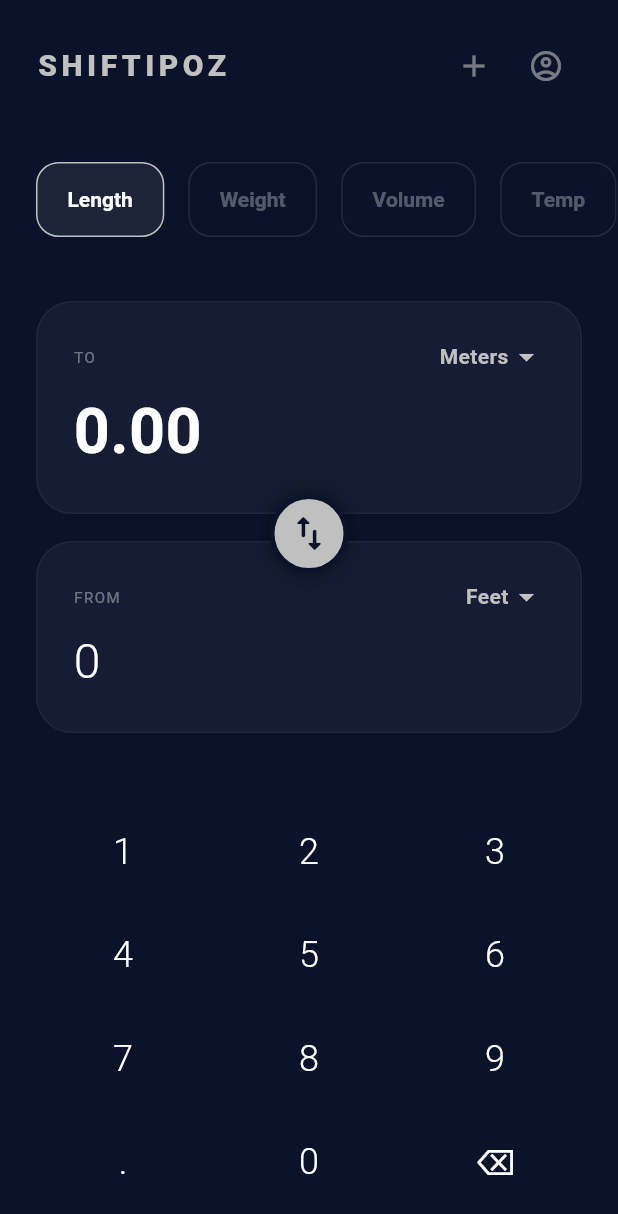
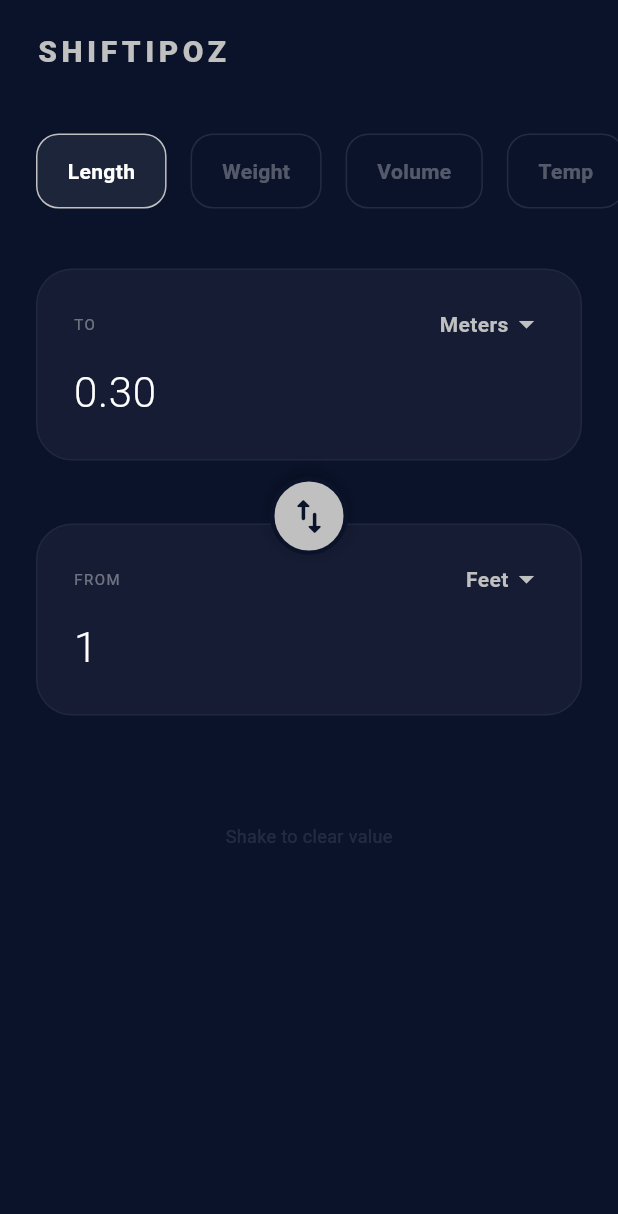
Before and after one commit to huzaifak08/Shiftipoz, a Flutter app: the HomeView screen opened directly, after a tap on the "swap vert" icon, on a phone screen of 412 x 824 dp. Shown: the top 1214 px of the screen. Run offline on Flutter 3.47's test engine with Material 3 defaults, Android fonts, the phone set to English and light mode, and no system bars; our stand-ins replace cloud_firestore, firebase_auth, firebase_core, firebase_storage, flutter_riverpod, flutter_svg and 3 more; missing offline and left inert: flutter_geo_hash, shake_detector; accounts and stored records are empty; generated files the repository leaves out were written again; Roboto replaces fonts that are missing (Plus Jakarta Sans); project files that could hold a hidden picture were left out.

Commit message:
bottom bar with home view fix

```diff
--- /dev/null
+++ b/lib/providers/navigation_provider/navigation_provider.dart
@@ -0,0 +1,3 @@
+import 'package:flutter_riverpod/legacy.dart';
+
+final navigationIndexProvider = StateProvider<int>((ref) => 1);
--- a/lib/views/home_view.dart
+++ b/lib/views/home_view.dart
@@ -2,10 +2,6 @@ import 'package:flutter/material.dart';
 import 'package:flutter/services.dart';
 import 'package:flutter_riverpod/flutter_riverpod.dart';
 import 'package:shake_detector/shake_detector.dart';
-import 'package:shiftipoz/providers/auth_provider/auth_provider.dart';
-import 'package:shiftipoz/views/auth/sign_in_view.dart';
-import 'package:shiftipoz/views/products_view/products_view.dart';
-import 'package:shiftipoz/views/profile_view.dart';
 
 class HomeView extends ConsumerStatefulWidget {
   const HomeView({super.key});
@@ -15,22 +11,21 @@ class HomeView extends ConsumerStatefulWidget {
 }
 
 class _HomeViewState extends ConsumerState<HomeView> {
-  String _input = "0";
-  String _output = "0.00";
-
-  String _selectedCategory = "Length";
+  // Logic & State
   String _fromUnit = "Meters";
   String _toUnit = "Feet";
-
+  String _selectedCategory = "Length";
   bool _isSwapped = false;
 
+  // Controllers & Focus
   late ShakeDetector _detector;
+  late ScrollController _categoryScrollController;
+  late TextEditingController _fromController;
+  late TextEditingController _toController;
+  late FocusNode _fromFocusNode;
+  late FocusNode _toFocusNode;
 
-  // Horizontal category controller
-  late final ScrollController _categoryScrollController;
-
-  // ---------------- DATA ----------------
-
+  // Data
   final Map<String, Map<String, double>> _unitData = {
     'Length': {
       'Meters': 1.0,
@@ -50,119 +45,107 @@ class _HomeViewState extends ConsumerState<HomeView> {
   };
 
   final List<String> _categories = ['Length', 'Weight', 'Volume', 'Temp'];
-
-  // Approx chip widths to make auto-centering feel right.
-  // (Since labels have varying width)
   final List<double> _chipWidths = [110, 110, 110, 100];
-
-  // ---------------- LIFECYCLE ----------------
 
   @override
   void initState() {
     super.initState();
-
     _categoryScrollController = ScrollController();
 
+    // Initialize Controllers with default values
+    _fromController = TextEditingController(text: "1");
+    _toController = TextEditingController(text: "3.28");
+
+    _fromFocusNode = FocusNode();
+    _toFocusNode = FocusNode();
+
+    // Listeners for Bi-Directional Input
+    _fromController.addListener(_onFromChanged);
+    _toController.addListener(_onToChanged);
+
+    // Shake to clear
     _detector = ShakeDetector.autoStart(
       onShake: () {
-        setState(() {
-          _input = "0";
-          _calculate();
-        });
-
-        if (!mounted) return;
-
-        ScaffoldMessenger.of(context).showSnackBar(
-          const SnackBar(
-            content: Text("Cleared by shake!"),
-            duration: Duration(seconds: 1),
-            behavior: SnackBarBehavior.floating,
-            backgroundColor: Color(0xFF1C2541),
-          ),
+        _fromController.text = "0";
+        HapticFeedback.mediumImpact();
+      },
     );
-      },
-      shakeThresholdGravity: 2.7,
-    );
-
-    WidgetsBinding.instance.addPostFrameCallback((_) {
-      _animateCategoryToSelection();
-    });
   }
 
   @override
   void dispose() {
     _detector.stopListening();
     _categoryScrollController.dispose();
+    _fromController.dispose();
+    _toController.dispose();
+    _fromFocusNode.dispose();
+    _toFocusNode.dispose();
     super.dispose();
   }
 
-  // ---------------- LOGIC ----------------
+  // ---------------- BI-DIRECTIONAL LOGIC ----------------
 
-  void _onKeyPress(String value) {
-    setState(() {
-      if (value == '⌫') {
-        _input = _input.length > 1
-            ? _input.substring(0, _input.length - 1)
-            : "0";
-      } else if (value == '.') {
-        if (!_input.contains('.')) {
-          _input += '.';
-        }
-      } else {
-        _input = _input == "0" ? value : _input + value;
+  void _onFromChanged() {
+    if (!_fromFocusNode.hasFocus)
+      return; // Only process if the user is typing here
+    _performCalculation(isForward: true);
   }
 
-      _calculate();
-    });
+  void _onToChanged() {
+    if (!_toFocusNode.hasFocus)
+      return; // Only process if the user is typing here
+    _performCalculation(isForward: false);
   }
 
-  void _calculate() {
-    final inputVal = double.tryParse(_input) ?? 0;
+  void _performCalculation({required bool isForward}) {
+    final String sourceText = isForward
+        ? _fromController.text
+        : _toController.text;
+    final double inputVal = double.tryParse(sourceText) ?? 0;
+
+    final String from = isForward ? _fromUnit : _toUnit;
+    final String to = isForward ? _toUnit : _fromUnit;
+
     double result;
-
     if (_selectedCategory == 'Temp') {
-      result = _convertTemperature(inputVal, _fromUnit, _toUnit);
+      result = _convertTemperature(inputVal, from, to);
     } else {
-      final baseValue = inputVal / _unitData[_selectedCategory]![_fromUnit]!;
-      result = baseValue * _unitData[_selectedCategory]![_toUnit]!;
+      final baseValue = inputVal / _unitData[_selectedCategory]![from]!;
+      result = baseValue * _unitData[_selectedCategory]![to]!;
     }
 
-    _output = result.toStringAsFixed(2);
+    // Update the other controller WITHOUT triggering its listener infinitely
+    final targetController = isForward ? _toController : _fromController;
+    final formattedResult = result.toStringAsFixed(
+      result.truncateToDouble() == result ? 0 : 2,
+    );
+
+    if (targetController.text != formattedResult) {
+      targetController.text = formattedResult;
+    }
   }
 
   double _convertTemperature(double val, String from, String to) {
     if (from == to) return val;
-
-    double celsius;
-
-    if (from == 'Fahrenheit') {
-      celsius = (val - 32) * 5 / 9;
-    } else if (from == 'Kelvin') {
-      celsius = val - 273.15;
-    } else {
-      celsius = val;
-    }
-
-    if (to == 'Fahrenheit') {
-      return (celsius * 9 / 5) + 32;
-    }
-
-    if (to == 'Kelvin') {
-      return celsius + 273.15;
-    }
-
+    double celsius = from == 'Fahrenheit'
+        ? (val - 32) * 5 / 9
+        : from == 'Kelvin'
+        ? val - 273.15
+        : val;
+    if (to == 'Fahrenheit') return (celsius * 9 / 5) + 32;
+    if (to == 'Kelvin') return celsius + 273.15;
     return celsius;
   }
 
   void _handleSwap() {
     setState(() {
       _isSwapped = !_isSwapped;
+      final tempUnit = _fromUnit;
+      _fromUnit = _toUnit;
+      _toUnit = tempUnit;
 
-      final temp = _fromUnit;
-      _fromUnit = _toUnit;
-      _toUnit = temp;
-
-      _calculate();
+      // Keep the current "From" value and recalculate "To"
+      _performCalculation(isForward: true);
     });
   }
 
@@ -171,46 +154,19 @@ class _HomeViewState extends ConsumerState<HomeView> {
       _selectedCategory = category;
       _fromUnit = _unitData[_selectedCategory]!.keys.first;
       _toUnit = _unitData[_selectedCategory]!.keys.elementAt(1);
-      _calculate();
+      _performCalculation(isForward: true);
     });
-
     _animateCategoryToSelection();
   }
 
-  // ---- FIXED TAB AUTO SCROLL / ANIMATION ----
-  // Length/Weight => animates left
-  // Volume/Temp => animates right
   void _animateCategoryToSelection() {
     if (!_categoryScrollController.hasClients) return;
-
     final index = _categories.indexOf(_selectedCategory);
-
-    double targetOffset = 0;
-
-    if (index <= 1) {
-      // Left side categories
-      targetOffset = 0;
-    } else {
-      // Right side categories
-      final totalBefore = _chipWidths
-          .take(index)
-          .fold<double>(0, (a, b) => a + b);
-
-      targetOffset = totalBefore - 80;
-    }
-
-    final maxScroll = _categoryScrollController.position.maxScrollExtent;
-
-    if (targetOffset > maxScroll) {
-      targetOffset = maxScroll;
-    }
-
-    if (targetOffset < 0) {
-      targetOffset = 0;
-    }
-
+    double targetOffset = index <= 1
+        ? 0
+        : _chipWidths.take(index).fold<double>(0, (a, b) => a + b) - 80;
     _categoryScrollController.animateTo(
-      targetOffset,
+      targetOffset.clamp(0, _categoryScrollController.position.maxScrollExtent),
       duration: const Duration(milliseconds: 500),
       curve: Curves.easeInOutCubic,
     );
@@ -220,37 +176,25 @@ class _HomeViewState extends ConsumerState<HomeView> {
     showModalBottomSheet(
       context: context,
       backgroundColor: const Color(0xFF1C2541),
-      shape: const RoundedRectangleBorder(
-        borderRadius: BorderRadius.vertical(top: Radius.circular(24)),
-      ),
       builder: (context) {
         final units = _unitData[_selectedCategory]!.keys.toList();
-
-        return Padding(
-          padding: const EdgeInsets.symmetric(vertical: 20),
-          child: ListView.builder(
+        return ListView.builder(
           shrinkWrap: true,
           itemCount: units.length,
-            itemBuilder: (context, index) {
-              return ListTile(
+          itemBuilder: (context, index) => ListTile(
             title: Text(
               units[index],
               style: const TextStyle(color: Colors.white),
             ),
             onTap: () {
               setState(() {
-                    if (isFrom) {
+                if (isFrom)
                   _fromUnit = units[index];
-                    } else {
+                else
                   _toUnit = units[index];
-                    }
-
-                    _calculate();
+                _performCalculation(isForward: true);
               });
-
               Navigator.pop(context);
-                },
-              );
             },
           ),
         );
@@ -258,189 +202,95 @@ class _HomeViewState extends ConsumerState<HomeView> {
     );
   }
 
-  // ---------------- UI ----------------
+  // ---------------- UI COMPONENTS ----------------
 
   @override
   Widget build(BuildContext context) {
-    final screenHeight = MediaQuery.of(context).size.height;
-    final viewPadding = MediaQuery.of(context).padding;
-
     return Scaffold(
       backgroundColor: const Color(0xFF0B132B),
       body: SafeArea(
         child: SingleChildScrollView(
-          child: Container(
-            constraints: BoxConstraints(
-              minHeight: screenHeight - viewPadding.top - viewPadding.bottom,
-            ),
           child: Column(
-              mainAxisAlignment: MainAxisAlignment.spaceBetween,
             children: [
-                Column(children: [_buildHeader(), _buildCategorySelector()]),
-
+              _buildHeader(),
+              _buildCategorySelector(),
+              const SizedBox(height: 20),
               SizedBox(
-                  height: 310,
+                height: 330,
                 child: Stack(
                   clipBehavior: Clip.none,
                   children: [
                     AnimatedPositioned(
                       duration: const Duration(milliseconds: 500),
                       curve: Curves.easeInOutCubic,
-                        top: _isSwapped ? 160 : 0,
+                      top: _isSwapped ? 170 : 0,
                       left: 24,
                       right: 24,
-                        child: _buildUnitCard("From", _fromUnit, _input, true),
+                      child: _buildUnitCard(
+                        "From",
+                        _fromUnit,
+                        _fromController,
+                        _fromFocusNode,
+                        true,
                       ),
-
+                    ),
                     AnimatedPositioned(
                       duration: const Duration(milliseconds: 500),
                       curve: Curves.easeInOutCubic,
-                        top: _isSwapped ? 0 : 160,
+                      top: _isSwapped ? 0 : 170,
                       left: 24,
                       right: 24,
-                        child: _buildUnitCard("To", _toUnit, _output, false),
+                      child: _buildUnitCard(
+                        "To",
+                        _toUnit,
+                        _toController,
+                        _toFocusNode,
+                        false,
                       ),
-
+                    ),
                     Center(child: _buildSwapButton()),
                   ],
                 ),
               ),
-
-                _buildNumericKeypad(),
+              const Padding(
+                padding: EdgeInsets.only(top: 40),
+                child: Text(
+                  "Shake to clear value",
+                  style: TextStyle(color: Colors.white10, fontSize: 12),
+                ),
+              ),
             ],
-            ),
           ),
         ),
       ),
     );
   }
 
-  Widget _buildHeader() {
-    return Padding(
-      padding: const EdgeInsets.symmetric(horizontal: 24, vertical: 20),
-      child: Row(
-        mainAxisAlignment: MainAxisAlignment.spaceBetween,
-        children: [
-          const Text(
-            'SHIFTIPOZ',
-            style: TextStyle(
-              color: Color(0xFFC0C0C0),
-              fontSize: 20,
-              fontWeight: FontWeight.w900,
-              letterSpacing: 3,
-            ),
-          ),
-
-          Row(
-            children: [
-              IconButton(
-                onPressed: () {
-                  Navigator.push(
-                    context,
-                    MaterialPageRoute(builder: (context) => ProductsView()),
-                  );
-                },
-                icon: Icon(
-                  Icons.add,
-                  color: const Color(0xFFC0C0C0).withValues(alpha: 0.6),
-                ),
-              ),
-
-              IconButton(
-                onPressed: () {
-                  Navigator.push(
-                    context,
-                    MaterialPageRoute(
-                      builder: (context) =>
-                          ref.watch(authControllerProvider).value != null
-                          ? ProfileView()
-                          : SignInView(),
-                    ),
-                  );
-                },
-                icon: Icon(
-                  ref.watch(authControllerProvider).value != null
-                      ? Icons.logout_outlined
-                      : Icons.account_circle_outlined,
-                  color: const Color(0xFFC0C0C0).withValues(alpha: 0.6),
-                ),
-              ),
-            ],
-          ),
-        ],
-      ),
-    );
-  }
-
-  Widget _buildCategorySelector() {
-    return SizedBox(
-      height: 90,
-      child: ListView.builder(
-        controller: _categoryScrollController,
-        scrollDirection: Axis.horizontal,
-        physics: const BouncingScrollPhysics(),
-        padding: const EdgeInsets.symmetric(horizontal: 16),
-        itemCount: _categories.length,
-        itemBuilder: (context, index) {
-          final category = _categories[index];
-          final isActive = _selectedCategory == category;
-
+  Widget _buildUnitCard(
+    String label,
+    String unit,
+    TextEditingController controller,
+    FocusNode focusNode,
+    bool isOriginalTop,
+  ) {
+    return ListenableBuilder(
+      listenable: focusNode,
+      builder: (context, child) {
+        final bool isActive = focusNode.hasFocus;
         return GestureDetector(
-            onTap: () => _onCategorySelected(category),
+          onTap: () => focusNode.requestFocus(),
           child: AnimatedContainer(
             duration: const Duration(milliseconds: 300),
-              curve: Curves.easeOut,
-              margin: const EdgeInsets.symmetric(horizontal: 8, vertical: 20),
-              padding: const EdgeInsets.symmetric(horizontal: 20, vertical: 10),
-              decoration: BoxDecoration(
-                color: isActive
-                    ? const Color(0xFFC0C0C0).withValues(alpha: 0.1)
-                    : Colors.transparent,
-                borderRadius: BorderRadius.circular(15),
-                border: Border.all(
-                  color: isActive ? const Color(0xFFC0C0C0) : Colors.white10,
-                ),
-              ),
-              child: Center(
-                child: AnimatedDefaultTextStyle(
-                  duration: const Duration(milliseconds: 250),
-                  style: TextStyle(
-                    color: isActive ? Colors.white : Colors.white30,
-                    fontWeight: FontWeight.bold,
-                  ),
-                  child: Text(category),
-                ),
-              ),
-            ),
-          );
-        },
-      ),
-    );
-  }
-
-  Widget _buildUnitCard(String label, String unit, String value, bool isInput) {
-    return GestureDetector(
-      onLongPress: !isInput
-          ? () async {
-              await Clipboard.setData(ClipboardData(text: value));
-
-              if (!mounted) return;
-
-              ScaffoldMessenger.of(context).showSnackBar(
-                const SnackBar(
-                  content: Text("Result copied!"),
-                  behavior: SnackBarBehavior.floating,
-                ),
-              );
-            }
-          : null,
-      child: Container(
-        width: double.infinity,
             padding: const EdgeInsets.all(24),
             decoration: BoxDecoration(
-          color: Colors.white.withValues(alpha: 0.04),
+              color: Colors.white.withOpacity(isActive ? 0.08 : 0.04),
               borderRadius: BorderRadius.circular(24),
-          border: Border.all(color: Colors.white.withValues(alpha: 0.05)),
+              border: Border.all(
+                color: isActive
+                    ? const Color(0xFFC0C0C0).withOpacity(0.5)
+                    : Colors.white.withOpacity(0.05),
+                width: isActive ? 1.5 : 1,
+              ),
             ),
             child: Column(
               crossAxisAlignment: CrossAxisAlignment.start,
@@ -457,7 +307,7 @@ class _HomeViewState extends ConsumerState<HomeView> {
                       ),
                     ),
                     GestureDetector(
-                  onTap: () => _showUnitPicker(isInput),
+                      onTap: () => _showUnitPicker(isOriginalTop),
                       child: Row(
                         children: [
                           Text(
@@ -477,20 +327,93 @@ class _HomeViewState extends ConsumerState<HomeView> {
                     ),
                   ],
                 ),
-            const SizedBox(height: 8),
-            FittedBox(
-              fit: BoxFit.scaleDown,
-              child: Text(
-                value,
+                const SizedBox(height: 12),
+                TextField(
+                  controller: controller,
+                  focusNode: focusNode,
+                  keyboardType: const TextInputType.numberWithOptions(
+                    decimal: true,
+                  ),
+                  inputFormatters: [
+                    FilteringTextInputFormatter.allow(RegExp(r'^\d*\.?\d*')),
+                  ],
+                  cursorColor: const Color(0xFFC0C0C0),
                   style: TextStyle(
                     color: Colors.white,
-                  fontSize: isInput ? 32 : 42,
-                  fontWeight: isInput ? FontWeight.w300 : FontWeight.bold,
+                    fontSize: isActive ? 32 : 28,
+                    fontWeight: isActive ? FontWeight.bold : FontWeight.w300,
                   ),
+                  decoration: const InputDecoration(
+                    border: InputBorder.none,
+                    isDense: true,
+                    contentPadding: EdgeInsets.zero,
                   ),
                 ),
               ],
             ),
+          ),
+        );
+      },
+    );
+  }
+
+  Widget _buildHeader() {
+    return const Padding(
+      padding: EdgeInsets.symmetric(horizontal: 24, vertical: 20),
+      child: Row(
+        children: [
+          Text(
+            'SHIFTIPOZ',
+            style: TextStyle(
+              color: Color(0xFFC0C0C0),
+              fontSize: 20,
+              fontWeight: FontWeight.w900,
+              letterSpacing: 3,
+            ),
+          ),
+        ],
+      ),
+    );
+  }
+
+  Widget _buildCategorySelector() {
+    return SizedBox(
+      height: 90,
+      child: ListView.builder(
+        controller: _categoryScrollController,
+        scrollDirection: Axis.horizontal,
+        padding: const EdgeInsets.symmetric(horizontal: 16),
+        itemCount: _categories.length,
+        itemBuilder: (context, index) {
+          final category = _categories[index];
+          final isActive = _selectedCategory == category;
+          return GestureDetector(
+            onTap: () => _onCategorySelected(category),
+            child: AnimatedContainer(
+              duration: const Duration(milliseconds: 300),
+              margin: const EdgeInsets.symmetric(horizontal: 8, vertical: 20),
+              padding: const EdgeInsets.symmetric(horizontal: 20, vertical: 10),
+              decoration: BoxDecoration(
+                color: isActive
+                    ? const Color(0xFFC0C0C0).withOpacity(0.1)
+                    : Colors.transparent,
+                borderRadius: BorderRadius.circular(15),
+                border: Border.all(
+                  color: isActive ? const Color(0xFFC0C0C0) : Colors.white10,
+                ),
+              ),
+              child: Center(
+                child: Text(
+                  category,
+                  style: TextStyle(
+                    color: isActive ? Colors.white : Colors.white30,
+                    fontWeight: FontWeight.bold,
+                  ),
+                ),
+              ),
+            ),
+          );
+        },
       ),
     );
   }
@@ -510,9 +433,9 @@ class _HomeViewState extends ConsumerState<HomeView> {
             border: Border.all(color: const Color(0xFF0B132B), width: 3),
             boxShadow: [
               BoxShadow(
-                color: Colors.black.withValues(alpha: 0.4),
+                color: Colors.black26,
                 blurRadius: 10,
-                spreadRadius: 1,
+                offset: const Offset(0, 4),
               ),
             ],
           ),
@@ -525,37 +448,4 @@ class _HomeViewState extends ConsumerState<HomeView> {
       ),
     );
   }
-
-  Widget _buildNumericKeypad() {
-    final keys = ['1', '2', '3', '4', '5', '6', '7', '8', '9', '.', '0', '⌫'];
-
-    return Container(
-      padding: const EdgeInsets.only(bottom: 15, left: 20, right: 20),
-      child: GridView.builder(
-        shrinkWrap: true,
-        physics: const NeverScrollableScrollPhysics(),
-        gridDelegate: const SliverGridDelegateWithFixedCrossAxisCount(
-          crossAxisCount: 3,
-          childAspectRatio: 1.8,
-        ),
-        itemCount: keys.length,
-        itemBuilder: (context, index) {
-          return InkWell(
-            onTap: () => _onKeyPress(keys[index]),
-            borderRadius: BorderRadius.circular(15),
-            child: Center(
-              child: Text(
-                keys[index],
-                style: const TextStyle(
-                  color: Colors.white,
-                  fontSize: 24,
-                  fontWeight: FontWeight.w300,
-                ),
-              ),
-            ),
-          );
-        },
-      ),
-    );
 }
-}
--- a/lib/views/splash_view.dart
+++ b/lib/views/splash_view.dart
@@ -1,7 +1,7 @@
 import 'package:flutter/material.dart';
 import 'dart:async';
 
-import 'package:shiftipoz/views/home_view.dart';
+import 'package:shiftipoz/views/main_navigation_wrapper.dart';
 
 class SplashView extends StatefulWidget {
   const SplashView({super.key});
@@ -55,7 +55,7 @@ class _SplashViewState extends State<SplashView>
     Timer(const Duration(seconds: 3), () {
       Navigator.pushReplacement(
         context,
-        MaterialPageRoute(builder: (context) => const HomeView()),
+        MaterialPageRoute(builder: (context) => const MainNavigationWrapper()),
       );
     });
   }
```
Also changed, not shown: lib/views/main_navigation_wrapper.dart (added, +182 -0 lines). Lines whose indentation alone changed are shown as unchanged.
